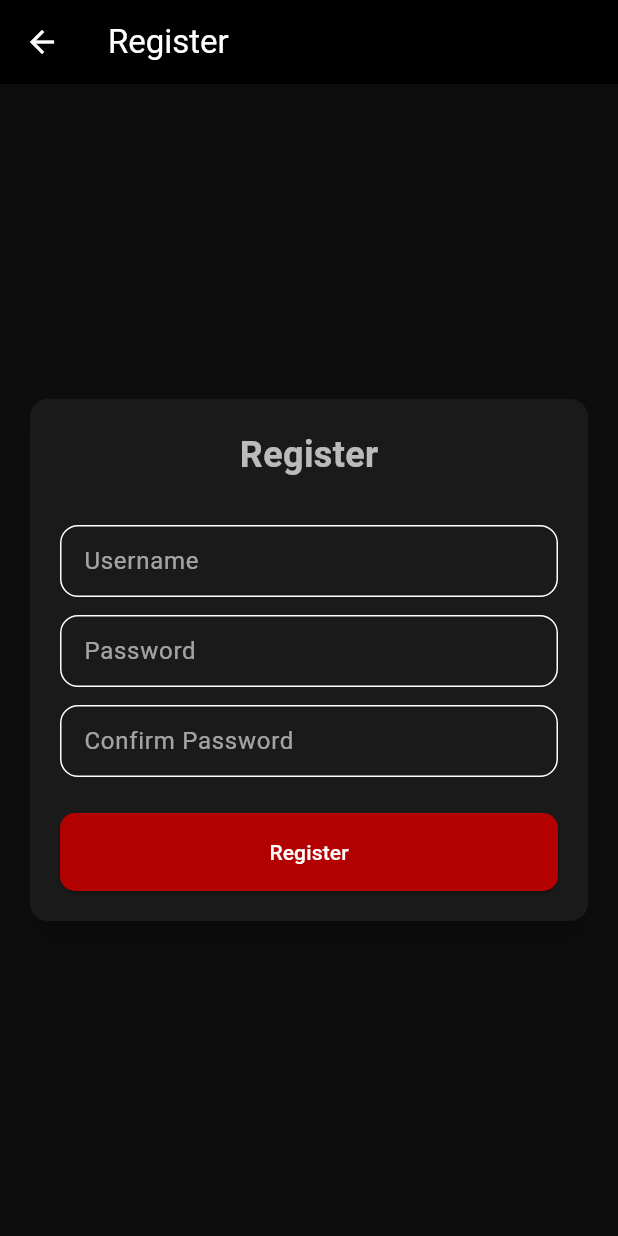
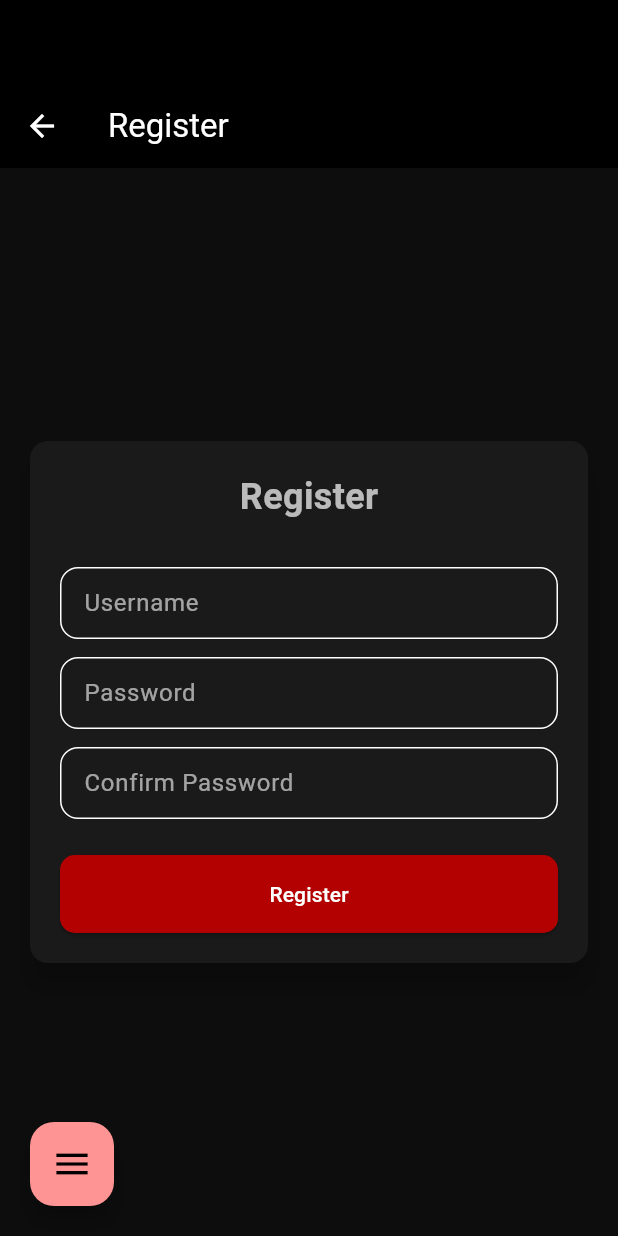
Before and after one commit to PBPC05/C05_tugaskelompok_mobile, a Flutter app: the RegisterPage screen opened by its route, on a phone screen of 412 x 824 dp. Run offline on Flutter 3.47's test engine with Material 3 defaults, Android fonts, the phone set to English and light mode, and no system bars; our stand-ins replace go_router; missing offline and left inert: pbp_django_auth; network calls fail; Roboto replaces fonts that are missing (Montserrat).

Commit message:
Add: navbar on every page

```diff
--- a/lib/mainpage/presentation/widgets/sidebar.dart
+++ b/lib/mainpage/presentation/widgets/sidebar.dart
@@ -1,5 +1,7 @@
 import 'package:flutter/material.dart';
 import 'package:go_router/go_router.dart';
+import 'package:pbp_django_auth/pbp_django_auth.dart';
+import 'package:provider/provider.dart';
 
 class PitTalkSidebar extends StatefulWidget {
   final String currentRoute;
@@ -24,6 +26,9 @@ class _PitTalkSidebarState extends State<PitTalkSidebar>
 
   @override
   Widget build(BuildContext context) {
+    final request = Provider.of<CookieRequest>(context);
+    bool isLoggedIn = request.loggedIn;
+
     final sidebarWidth = 260.0;
 
     final content = Material(
@@ -67,14 +72,19 @@ class _PitTalkSidebarState extends State<PitTalkSidebar>
               children: [
                 _navChild(context, "Drivers History", "/history/drivers"),
                 _navChild(context, "GP History", "/history/gp"),
+                _navChild(context, "Drivers History (Admin)", "/"),
+                _navChild(context, "GP History (Admin)", "/"),
               ],
             ),
 
             _navTile(context, "Predictions", "/prediction", Icons.timeline),
-            _navTile(context, "Admins", "/admins", Icons.admin_panel_settings),
-            _navTile(context, "User", "/user", Icons.person),
-            _navTile(context, "Login", "/login", Icons.login),
-            _navTile(context, "Register", "/register", Icons.app_registration),
+            _navTile(context, "Admin Dashboard", "/admins", Icons.admin_panel_settings),
+            if (isLoggedIn)
+              _navTile(context, "Logout", "/logout", Icons.logout)
+            else ...[
+              _navTile(context, "Login", "/login", Icons.login),
+              _navTile(context, "Register", "/register", Icons.app_registration),
+            ]
           ],
         ),
       ),
@@ -115,7 +125,7 @@ class _PitTalkSidebarState extends State<PitTalkSidebar>
         ),
       ),
       onTap: () {
-        context.go(route);
+        context.push(route);
         widget.onClose?.call();
       },
     );
@@ -157,9 +167,11 @@ class _PitTalkSidebarState extends State<PitTalkSidebar>
         ),
       ),
       onTap: () {
-        context.go(route);
+        context.push(route);
         widget.onClose?.call();
       },
     );
   }
+
+
 }
--- a/lib/router.dart
+++ b/lib/router.dart
@@ -1,6 +1,9 @@
+import 'package:flutter/material.dart';
 import 'package:go_router/go_router.dart';
 import 'package:pittalk_mobile/features/authentication/presentation/screens/login.dart';
 import 'package:pittalk_mobile/features/authentication/presentation/screens/register.dart';
+import 'package:pittalk_mobile/mainpage/presentation/widgets/mobile_sidebar_wrapper.dart';
+import 'package:pittalk_mobile/mainpage/presentation/widgets/sidebar.dart';
 import 'features/forums/forums.dart';
 import 'features/authentication/authentication.dart';
 import 'features/news/news.dart';
@@ -20,53 +23,86 @@ final router = GoRouter(
 
     GoRoute(
       path: '/forums',
-      builder: (_, __) => const ForumsPage(),
+      builder: (_, __) => const PageWrapper(child: ForumsPage()),
     ),
 
     GoRoute(
       path: '/authentication',
-      builder: (_, __) => const AuthenticationPage(),
+      builder: (_, __) => const PageWrapper(child: AuthenticationPage()),
     ),
 
     GoRoute(
       path: '/news',
-      builder: (_, __) => const NewsPage(),
+      builder: (_, __) => const PageWrapper(child: NewsPage()),
     ),
 
     GoRoute(
       path: '/admins',
-      builder: (_, __) => const AdminsPage(),
+      builder: (_, __) => const PageWrapper(child: AdminsPage()),
     ),
 
     GoRoute(
       path: '/history',
-      builder: (_, __) => const HistoryPage(),
+      builder: (_, __) => const PageWrapper(child: HistoryPage()),
     ),
 
     GoRoute(
       path: '/information',
-      builder: (_, __) => const InformationPage(),
+      builder: (_, __) => const PageWrapper(child: InformationPage()),
     ),
 
     GoRoute(
       path: '/prediction',
-      builder: (_, __) => const PredictionPage(),
+      builder: (_, __) => const PageWrapper(child: PredictionPage()),
     ),
 
     GoRoute(
       path: '/user',
-      builder: (_, __) => const UserPage(),
+      builder: (_, __) => const PageWrapper(child: UserPage()),
     ),
 
     GoRoute(
       path: '/login',
-      builder: (_, __) => const LoginPage(),
+      builder: (_, __) => const PageWrapper(child: LoginPage()),
     ),
 
     GoRoute(
       path: '/register',
-      builder: (_, __) => const RegisterPage(),
+      builder: (_, __) => const PageWrapper(child: RegisterPage()),
     ),
 
   ],
 );
+
+class PageWrapper extends StatelessWidget {
+  final Widget child;
+
+  const PageWrapper({super.key, required this.child});
+
+  @override
+  Widget build(BuildContext context) {
+    final isDesktop = MediaQuery.of(context).size.width >= 900;
+    final currentRoute = GoRouterState.of(context).uri.toString();
+
+    final content = Scaffold(
+      appBar: isDesktop ? null : AppBar(backgroundColor: Colors.black),
+      body: Row(
+        children: [
+          if (isDesktop)
+            PitTalkSidebar(
+              currentRoute: currentRoute,
+              isMobile: false,
+            ),
+          Expanded(child: child),
+        ],
+      ),
+    );
+
+    return isDesktop
+        ? content
+        : MobileSidebarWrapper(
+            currentRoute: currentRoute,
+            child: content,
+          );
+  }
+}
```
